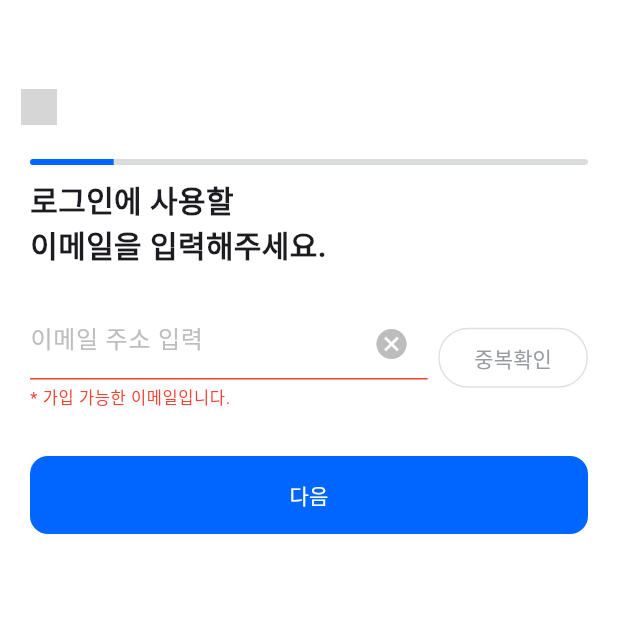
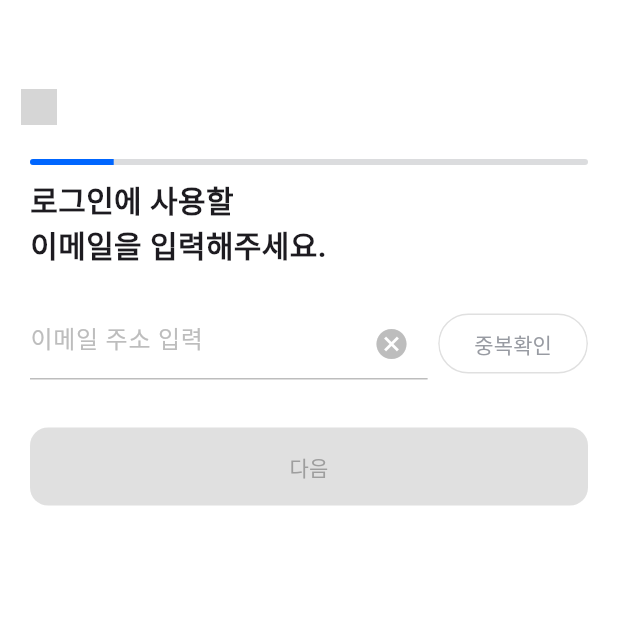
Before and after one commit to HaengSu/Uth, a Flutter app: the screen it shows after launch, after a tap on "중복확인", on a phone screen of 412 x 824 dp, the top half of it. Run offline on Flutter 3.47's test engine with Material 3 defaults, Android fonts, the phone set to English and light mode, and no system bars; our stand-ins replace firebase_core, go_router, smooth_page_indicator; accounts and stored records are empty; grey boxes are pictures that could not be loaded.

Commit message:
feature : SignUp page 작업중
페이지 분리 작업 진행중

```diff
--- a/lib/common/theme/colors.dart
+++ b/lib/common/theme/colors.dart
@@ -8,3 +8,4 @@ const grayColor_BD = Color(0xFFBDBDBD);
 const grayColor_E0 = Color(0xFFE0E0E0);
 const grayColor_9E = Color(0xFF9E9E9E);
 const grayColor_trans_16 = Color(0x4070737C);
+const errorColor = Color(0xFFEF2B2A);
--- a/lib/screens/sign/SignUpPage.dart
+++ b/lib/screens/sign/SignUpPage.dart
@@ -1,7 +1,7 @@
 import 'package:flutter/cupertino.dart';
 import 'package:flutter/material.dart';
 import 'package:uth/common/theme/colors.dart';
-import 'package:uth/screens/main.dart';
+import 'package:uth/screens/sign/step_1_page.dart';
 
 class SignUpPage extends StatefulWidget {
   const SignUpPage({super.key});
@@ -14,7 +14,8 @@ class _SignUpPage extends State<SignUpPage> {
   final PageController _pageController = PageController();
   final TextEditingController _textEditingController = TextEditingController();
   bool _isButtonEnabled = false;
-  bool _isDuplicateChecked = false;
+
+  bool? _isDuplicateChecked;
 
   int _currentPageIndex = 0;
 
@@ -70,7 +71,8 @@ class _SignUpPage extends State<SignUpPage> {
                     });
                   },
                   children: [
-                _InputEmailPage(),
+                    inputEmailPage(textInputCtr: _textEditingController,
+                        isButtonEnabled: _isButtonEnabled),
                   ],
                 ))
           ],
@@ -79,114 +81,131 @@ class _SignUpPage extends State<SignUpPage> {
     );
   }
 
-  /**
-   * 첫번째 페이지
-   */
-  Widget _InputEmailPage() {
-    return Container(
-      child: Column(
-        children: [
-          Align(
-            alignment: Alignment.centerLeft,
-            child: Container(
-              margin: const EdgeInsets.only(top: 8, left: 20),
-              child: const Text(
-                "로그인에 사용할\n이메일을 입력해주세요.",
-                style: TextStyle(fontSize: 20.0, fontWeight: FontWeight.bold),
-              ),
-            ),
-          ),
-          Container(
-            margin: const EdgeInsets.only(top: 27, left: 20, right: 20),
-            child: Row(
-              children: [
-                Expanded(
-                  // TextField가 가능한 공간을 모두 차지하도록 설정
-                  child: TextFormField(
-                    controller: _textEditingController,
-                    decoration: InputDecoration(
-                        hintText: "이메일 주소 입력",
-                        hintStyle: const TextStyle(color: grayColor_BD),
-                        counterText: '',
-                        enabledBorder: const UnderlineInputBorder(
-                          borderSide: BorderSide(
-                            color: grayColor_BD, // 기본(선택되지 않은) 상태의 색상
-                          ),
-                        ),
-                        focusedBorder: const UnderlineInputBorder(
-                          borderSide: BorderSide(
-                            color: mainColor, // 원하는 색상으로 변경
-                          ),
-                        ),
-                        suffixIcon: IconButton(
-                            onPressed: _textEditingController.clear,
-                            icon: const Icon(
-                              Icons.cancel_sharp,
-                              color: grayColor_BD,
-                              size: 24,
-                            )
-                        ),
-                        errorText: checkErrorText(),
-                        errorStyle:
-                            const TextStyle(color: Colors.red, fontSize: 11),
-                        errorMaxLines: 1,
-                        errorBorder: const UnderlineInputBorder(
-                            borderSide: BorderSide(color: Colors.red))),
-                  ),
-                ),
-                const SizedBox(width: 7), // TextField와 버튼 사이에 여백 추가
-
-                ClipRRect(
-                  borderRadius: BorderRadius.circular(100),
-                  child: OutlinedButton(
-                      onPressed: () {
-                        setState(() {
-                          // TODO: 중복확인 로직 작성 , _isDuplicateChecked 변수에 결과값 적용시킬 것
-                          // FIXME : 임시로 사용 추후 삭제 필요
-                          //testmessage
-                          _isDuplicateChecked = !_isDuplicateChecked;
-                        });
-                      },
-                      style: OutlinedButton.styleFrom(
-                        backgroundColor:
-                            _isButtonEnabled ? mainColor : Colors.white,
-                        foregroundColor:
-                            _isButtonEnabled ? Colors.white : grayColor_98,
-                        side: BorderSide(
-                            color: _isButtonEnabled ? mainColor : grayColor_E0),
-                      ),
-                      child: Text("중복확인")),
-                ),
-              ],
-            ),
-          ),
-          Padding(
-            padding: const EdgeInsets.only(top: 32, left: 20, right: 20),
-            child: SizedBox(
-              width: double.infinity,
-              child: TextButton(
-                onPressed: () {
-                  // TODO: 페이지 전환
-                },
-                child: Text("다음"),
-                style: TextButton.styleFrom(
-                  padding: const EdgeInsets.only(top: 16, bottom: 16),
-                  shape: RoundedRectangleBorder(
-                      borderRadius: BorderRadius.circular(12.0)),
-                  backgroundColor:
-                      _isDuplicateChecked ? mainColor : grayColor_E0,
-                  foregroundColor:
-                      _isDuplicateChecked ? Colors.white : grayColor_9E,
-                ),
-              ),
-            ),
-          )
-        ],
-      ),
-    );
+//   /**
+//    * 첫번째 페이지
+//    */
+//   Widget _InputEmailPage() {
+//     return Container(
+//       child: Column(
+//         children: [
+//           Align(
+//             alignment: Alignment.centerLeft,
+//             child: Container(
+//               margin: const EdgeInsets.only(top: 8, left: 20),
+//               child: const Text(
+//                 "로그인에 사용할\n이메일을 입력해주세요.",
+//                 style: TextStyle(fontSize: 20.0, fontWeight: FontWeight.bold),
+//               ),
+//             ),
+//           ),
+//           Container(
+//             margin: const EdgeInsets.only(top: 27, left: 20, right: 20),
+//             child: Row(
+//               crossAxisAlignment: CrossAxisAlignment.start,
+//               children: [
+//                 Expanded(
+//                   // TextField가 가능한 공간을 모두 차지하도록 설정
+//                   child: TextFormField(
+//                     controller: _textEditingController,
+//                     decoration: InputDecoration(
+//                         hintText: "이메일 주소 입력",
+//                         hintStyle: const TextStyle(color: grayColor_BD),
+//                         counterText: '',
+//                         enabledBorder: const UnderlineInputBorder(
+//                           borderSide: BorderSide(
+//                             color: grayColor_BD, // 기본(선택되지 않은) 상태의 색상
+//                           ),
+//                         ),
+//                         focusedBorder: const UnderlineInputBorder(
+//                           borderSide: BorderSide(
+//                             color: mainColor, // 원하는 색상으로 변경
+//                           ),
+//                         ),
+//                         suffixIcon: IconButton(
+//                             onPressed: () {
+//                               _textEditingController.clear();
+//                               _isDuplicateChecked = null;
+//                             },
+//                             icon: const Icon(
+//                               Icons.cancel_sharp,
+//                               color: grayColor_BD,
+//                               size: 24,
+//                             )),
+//                         errorText: checkErrorText(),
+//                         errorStyle: TextStyle(
+//                             color: _isDuplicateChecked == true
+//                                 ? mainColor
+//                                 : errorColor,
+//                             fontSize: 11),
+//                         errorMaxLines: 1,
+//                         // errorBorder: const UnderlineInputBorder(
+//                         //     borderSide:
+//                         //         BorderSide(color: errorColor, width: 2)),
+//                         focusedErrorBorder: UnderlineInputBorder(
+//                             borderSide: BorderSide(
+//                           color: _isDuplicateChecked == true
+//                               ? mainColor
+//                               : errorColor, // 에러 상태에서 포커스가 있는 경우
+//                           width: 2,
+//                         ))),
+//                   ),
+//                 ),
+//                 const SizedBox(width: 7), // TextField와 버튼 사이에 여백 추가
+//
+//                 ClipRRect(
+//                   borderRadius: BorderRadius.circular(100),
+//                   child: OutlinedButton(
+//                       onPressed: () {
+//                         setState(() {
+//                           // TODO: 중복확인 로직 작성 , _isDuplicateChecked 변수에 결과값 적용시킬 것
+//                           // FIXME : 임시로 사용 추후 삭제 필요
+//
+//                           _isDuplicateChecked =
+//                               _isDuplicateChecked == null ? false : true;
+//                         });
+//                       },
+//                       style: OutlinedButton.styleFrom(
+//                         backgroundColor:
+//                             _isButtonEnabled ? mainColor : Colors.white,
+//                         foregroundColor:
+//                             _isButtonEnabled ? Colors.white : grayColor_98,
+//                         side: BorderSide(
+//                             color: _isButtonEnabled ? mainColor : grayColor_E0),
+//                       ),
+//                       child: Text("중복확인")),
+//                 ),
+//               ],
+//             ),
+//           ),
+//           Padding(
+//             padding: const EdgeInsets.only(top: 32, left: 20, right: 20),
+//             child: SizedBox(
+//               width: double.infinity,
+//               child: TextButton(
+//                 onPressed: () {
+//                   _isDuplicateChecked == true : move
+//                 },
+//                 child: Text("다음"),
+//                 style: TextButton.styleFrom(
+//                   padding: const EdgeInsets.only(top: 16, bottom: 16),
+//                   shape: RoundedRectangleBorder(
+//                       borderRadius: BorderRadius.circular(12.0)),
+//                   backgroundColor:
+//                       _isDuplicateChecked == true ? mainColor : grayColor_E0,
+//                   foregroundColor:
+//                       _isDuplicateChecked == true ? Colors.white : grayColor_9E,
+//                 ),
+//               ),
+//             ),
+//           )
+//         ],
+//       ),
+//     );
+//   }
+//
+//   String? checkErrorText() {
+//     return _isDuplicateChecked == null
+//         ? null
+//         : (_isDuplicateChecked == true ? "* 가입 가능한 이메일입니다." : "* 가입된 이메일입니다.");
+//   }
 }
-
-  String checkErrorText() {
-    return _isDuplicateChecked == true ? "* 가입 가능한 이메일입니다." : "* 가입된 이메일입니다.";
-  }
-}
--- /dev/null
+++ b/lib/screens/sign/step_1_page.dart
@@ -0,0 +1,135 @@
+import 'package:flutter/material.dart';
+import 'package:uth/common/theme/colors.dart';
+
+/**
+ * 첫번째 페이지
+ */
+
+final ValueNotifier<bool?> _isDuplicateCheckedNotifier = ValueNotifier<bool?>(null);
+
+Widget inputEmailPage({
+  required TextEditingController textInputCtr,
+  required bool isButtonEnabled
+}) {
+  return Container(
+    child: Column(
+      children: [
+        Align(
+          alignment: Alignment.centerLeft,
+          child: Container(
+            margin: const EdgeInsets.only(top: 8, left: 20),
+            child: const Text(
+              "로그인에 사용할\n이메일을 입력해주세요.",
+              style: TextStyle(fontSize: 20.0, fontWeight: FontWeight.bold),
+            ),
+          ),
+        ),
+        Container(
+          margin: const EdgeInsets.only(top: 27, left: 20, right: 20),
+          child: Row(
+            crossAxisAlignment: CrossAxisAlignment.start,
+            children: [
+              Expanded(
+                // TextField가 가능한 공간을 모두 차지하도록 설정
+                child: TextFormField(
+                  controller: textInputCtr,
+                  decoration: InputDecoration(
+                      hintText: "이메일 주소 입력",
+                      hintStyle: const TextStyle(color: grayColor_BD),
+                      counterText: '',
+                      enabledBorder: const UnderlineInputBorder(
+                        borderSide: BorderSide(
+                          color: grayColor_BD, // 기본(선택되지 않은) 상태의 색상
+                        ),
+                      ),
+                      focusedBorder: const UnderlineInputBorder(
+                        borderSide: BorderSide(
+                          color: mainColor, // 원하는 색상으로 변경
+                        ),
+                      ),
+                      suffixIcon: IconButton(
+                          onPressed: () {
+                            textInputCtr.clear();
+                            _isDuplicateCheckedNotifier.value = null;
+                          },
+                          icon: const Icon(
+                            Icons.cancel_sharp,
+                            color: grayColor_BD,
+                            size: 24,
+                          )),
+                      errorText: checkErrorText(),
+                      errorStyle: TextStyle(
+                          color: _isDuplicateCheckedNotifier.value == true
+                              ? mainColor
+                              : errorColor,
+                          fontSize: 11),
+                      errorMaxLines: 1,
+                      // errorBorder: const UnderlineInputBorder(
+                      //     borderSide:
+                      //         BorderSide(color: errorColor, width: 2)),
+                      focusedErrorBorder: UnderlineInputBorder(
+                          borderSide: BorderSide(
+                            color: _isDuplicateCheckedNotifier.value == true
+                                ? mainColor
+                                : errorColor, // 에러 상태에서 포커스가 있는 경우
+                            width: 2,
+                          ))),
+                ),
+              ),
+              const SizedBox(width: 7), // TextField와 버튼 사이에 여백 추가
+
+              ClipRRect(
+                borderRadius: BorderRadius.circular(100),
+                child: OutlinedButton(
+                    onPressed: () {
+                        // TODO: 중복확인 로직 작성 , _isDuplicateChecked 변수에 결과값 적용시킬 것
+                        // FIXME : 임시로 사용 추후 삭제 필요
+
+                      _isDuplicateCheckedNotifier.value =
+                      _isDuplicateCheckedNotifier.value == null ? false : true;
+                    },
+                    style: OutlinedButton.styleFrom(
+                      backgroundColor:
+                      isButtonEnabled ? mainColor : Colors.white,
+                      foregroundColor:
+                      isButtonEnabled ? Colors.white : grayColor_98,
+                      side: BorderSide(
+                          color: isButtonEnabled ? mainColor : grayColor_E0),
+                    ),
+                    child: Text("중복확인")),
+              ),
+            ],
+          ),
+        ),
+        Padding(
+          padding: const EdgeInsets.only(top: 32, left: 20, right: 20),
+          child: SizedBox(
+            width: double.infinity,
+            child: TextButton(
+              onPressed: () {
+
+              },
+              child: Text("다음"),
+              style: TextButton.styleFrom(
+                padding: const EdgeInsets.only(top: 16, bottom: 16),
+                shape: RoundedRectangleBorder(
+                    borderRadius: BorderRadius.circular(12.0)),
+                backgroundColor:
+                _isDuplicateCheckedNotifier.value == true ? mainColor : grayColor_E0,
+                foregroundColor:
+                _isDuplicateCheckedNotifier.value == true ? Colors.white : grayColor_9E,
+              ),
+            ),
+          ),
+        )
+      ],
+    ),
+  );
+}
+
+String? checkErrorText() {
+
+  return _isDuplicateCheckedNotifier.value == null
+      ? null
+      : (_isDuplicateCheckedNotifier.value == true ? "* 가입 가능한 이메일입니다." : "* 가입된 이메일입니다.");
+}
```
Lines whose indentation alone changed are shown as unchanged.
